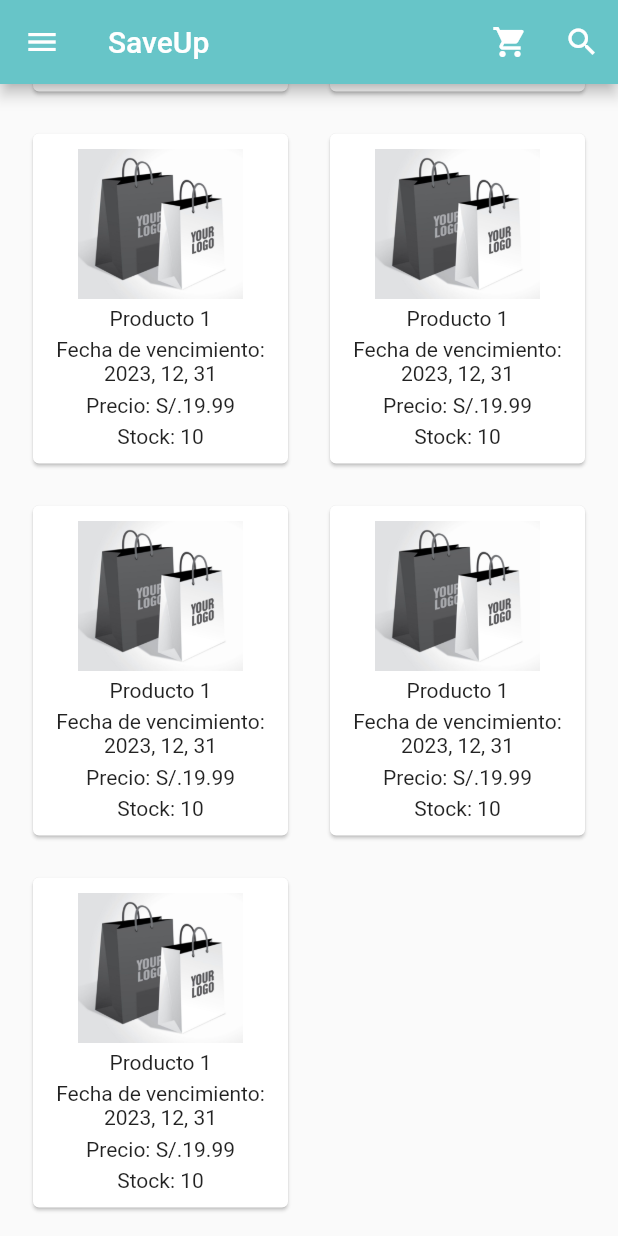
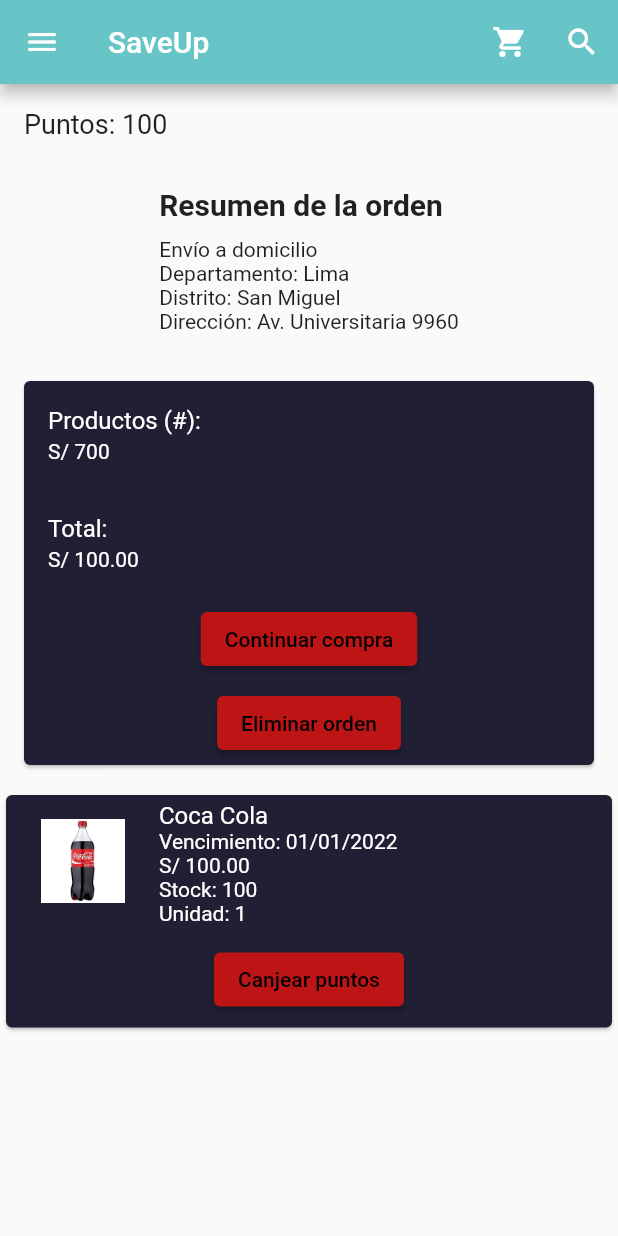
Before and after one commit to SaveUp-WS61/mobile_cross_platform, a Flutter app: the screen it shows after launch, scrolled down 234 dp, after a tap on the "shopping cart" icon, on a phone screen of 412 x 824 dp. Run offline on Flutter 3.47's test engine with Material 2 defaults, Android fonts, the phone set to English and light mode, and no system bars.

Commit message:
third commit - add screens

```diff
--- a/lib/main.dart
+++ b/lib/main.dart
@@ -3,10 +3,13 @@
 import 'package:saveup/providers/chat_provider.dart';
 import 'package:saveup/screens/add_card_screen.dart';
 import 'package:saveup/screens/bot_chat_screen.dart';
+import 'package:saveup/screens/cart_screen.dart';
+import 'package:saveup/screens/checkout_screen.dart';
 import 'package:saveup/screens/history_buys_screen.dart';
 import 'package:saveup/screens/logout_screen.dart';
 import 'package:saveup/screens/products_screen.dart';
 import 'package:saveup/screens/purchase_confirmation_screen.dart';
+import 'package:saveup/screens/search_products_screen.dart';
 import 'package:saveup/screens/splash_screen.dart';
 
 void main() {
@@ -45,6 +48,9 @@
           "history_buys": (context) => const HistoryBuysScreen(),
           "bot_chat": (context) => const BotChatScreen(),
           "add_card": (context) => const AddCardScreen(),
+          "cart": (context) => const CartScreen(),
+          "checkout": (context) => const CheckoutScreen(),
+          "search_products": (context) => const SearchProductsScreen(),
         },
       ),
     );
--- a/lib/screens/add_card_screen.dart
+++ b/lib/screens/add_card_screen.dart
@@ -94,7 +94,7 @@
                                   ? const Color(0xFFE95D5D)
                                   : null,
                               child: Image.asset(
-                                'lib/assets/mastercard.png',
+                                'assets/mastercard.png',
                               ),
                             ),
                           ),
@@ -107,7 +107,7 @@
                                   ? const Color(0xFFE95D5D)
                                   : null,
                               child: Image.asset(
-                                'lib/assets/visa.png',
+                                'assets/visa.png',
                               ),
                             ),
                           ),
--- /dev/null
+++ b/lib/screens/cart_screen.dart
@@ -0,0 +1,182 @@
+import 'package:flutter/material.dart';
+import 'package:saveup/widgets/bar/navbar.dart';
+import 'package:saveup/widgets/bar/toolbar.dart';
+
+class CartScreen extends StatelessWidget {
+  const CartScreen({super.key});
+
+  @override
+  Widget build(BuildContext context) {
+    return Scaffold(
+      drawer: Navbar(),
+      appBar: const PreferredSize(
+        preferredSize: Size.fromHeight(kToolbarHeight),
+        child: Toolbar(),
+      ),
+      body: Center(
+        child: Column(
+          crossAxisAlignment: CrossAxisAlignment.center,
+          children: [
+            Padding(
+              padding: const EdgeInsets.all(16.0),
+              child: Row(
+                mainAxisAlignment: MainAxisAlignment.start,
+                children: [
+                  Text(
+                    'Puntos: 100',
+                    style: TextStyle(fontSize: 18),
+                  ),
+                ],
+              ),
+            ),
+            Container(
+              padding: EdgeInsets.all(16),
+              child: Column(
+                crossAxisAlignment: CrossAxisAlignment.start,
+                children: [
+                  Text(
+                    'Resumen de la orden',
+                    style: TextStyle(fontSize: 20, fontWeight: FontWeight.bold),
+                  ),
+                  SizedBox(height: 10),
+                  Text('Envío a domicilio'),
+                  Text('Departamento: Lima'),
+                  Text('Distrito: San Miguel'),
+                  Text('Dirección: Av. Universitaria 9960'),
+                ],
+              ),
+            ),
+            CardTotal(),
+            ShoppingCartContent(),
+          ],
+        ),
+      ),
+    );
+  }
+}
+
+class CardTotal extends StatelessWidget {
+  final colorText = TextStyle(color: Colors.white);
+  final colorButtonText = TextStyle(color: Colors.black);
+  final colorButton = ButtonStyle(
+    backgroundColor:
+        MaterialStateProperty.all<Color>(Color.fromARGB(255, 189, 21, 21)),
+  );
+
+  @override
+  Widget build(BuildContext context) {
+    return IntrinsicHeight(
+      child: Card(
+        color: Color(0xFF201F34),
+        margin: EdgeInsets.all(16),
+        child: Column(
+          children: [
+            ListTile(
+              title: Text('Productos (#):', style: colorText),
+              subtitle: Text('S/ 700', style: colorText),
+            ),
+            ListTile(
+              title: Text('Total:', style: colorText),
+              subtitle: Text('S/ 100.00', style: colorText),
+            ),
+            Padding(
+              padding: const EdgeInsets.all(4.0),
+              child: ElevatedButton(
+                style: colorButton,
+                onPressed: () { Navigator.of(context).pushNamed("checkout"); },
+                child: Text('Continuar compra', style: colorButtonText),
+              ),
+            ),
+            Padding(
+              padding: const EdgeInsets.all(4.0),
+              child: ElevatedButton(
+                style: colorButton,
+                onPressed: () {},
+                child: Text('Eliminar orden', style: colorButtonText),
+              ),
+            ),
+          ],
+        ),
+      ),
+    );
+  }
+}
+
+class ShoppingCartContent extends StatelessWidget {
+  const ShoppingCartContent({Key? key}) : super(key: key);
+
+  @override
+  Widget build(BuildContext context) {
+    return ProductCard();
+  }
+}
+
+class ProductCard extends StatelessWidget {
+  final String productName = 'Coca Cola';
+  final String productImage = 'assets/coca_cola.jpg';
+  final String productPrice = 'S/ 100.00';
+  final String productExpiration = 'Vencimiento: 01/01/2022';
+  final String productStock = 'Stock: 100';
+  final String productUnit = 'Unidad: 1';
+
+  final colorText = TextStyle(color: Colors.white);
+  final colorButtonText = TextStyle(color: Colors.black);
+  final colorButton = ButtonStyle(
+    backgroundColor:
+        MaterialStateProperty.all<Color>(Color.fromARGB(255, 189, 21, 21)),
+  );
+
+  @override
+  Widget build(BuildContext context) {
+    return Card(
+      color: Color(0xFF201F34),
+      child: Column(
+        children: [
+          ListTile(
+            leading: SizedBox(
+              height: 150.0,
+              width: 70.0,
+              child: Image.asset(productImage),
+            ),
+            title: Text(
+              productName,
+              style: colorText,
+            ),
+            subtitle: Column(
+              crossAxisAlignment: CrossAxisAlignment.start,
+              children: [
+                Text(
+                  productExpiration,
+                  style: colorText,
+                ),
+                Text(
+                  productPrice,
+                  style: colorText,
+                ),
+                Text(
+                  productStock,
+                  style: colorText,
+                ),
+                Text(
+                  productUnit,
+                  style: colorText,
+                ),
+              ],
+            ),
+          ),
+          Padding(
+            padding: const EdgeInsets.all(8.0),
+            child: ElevatedButton(
+              style: colorButton,
+              onPressed: () {},
+              child: Text(
+                'Canjear puntos',
+                style: colorButtonText,
+              ),
+            ),
+          ),
+        ],
+      ),
+    );
+  }
+}
--- a/lib/widgets/bar/toolbar.dart
+++ b/lib/widgets/bar/toolbar.dart
@@ -10,11 +10,11 @@
         actions: <Widget>[
           IconButton(
             icon: const Icon(Icons.shopping_cart),
-            onPressed: (){},
+            onPressed: (){ Navigator.of(context).pushNamed("cart"); },
           ),
           IconButton(
             icon: const Icon(Icons.search),
-            onPressed: (){},
+            onPressed: (){ Navigator.of(context).pushNamed("search_products"); },
           )
         ],
         backgroundColor: const Color.fromARGB(255, 103, 197, 200),
--- a/pubspec.yaml
+++ b/pubspec.yaml
@@ -67,6 +67,9 @@
     - assets/profile.jpg
     - assets/background_profile.jpg
     - assets/random_product.jpg
+    - assets/mastercard.png
+    - assets/visa.png
+    - assets/coca_cola.jpg
   #   - images/a_dot_ham.jpeg
 
   # An image asset can refer to one or more resolution-specific "variants", see
```
Also changed, not shown: lib/screens/checkout_screen.dart (added, +129 -0 lines), lib/screens/purchase_confirmation_screen.dart (+8 -10 lines), lib/screens/search_products_screen.dart (added, +96 -0 lines), assets/coca_cola.jpg (added), assets/mastercard.png (added), assets/visa.png (added).
